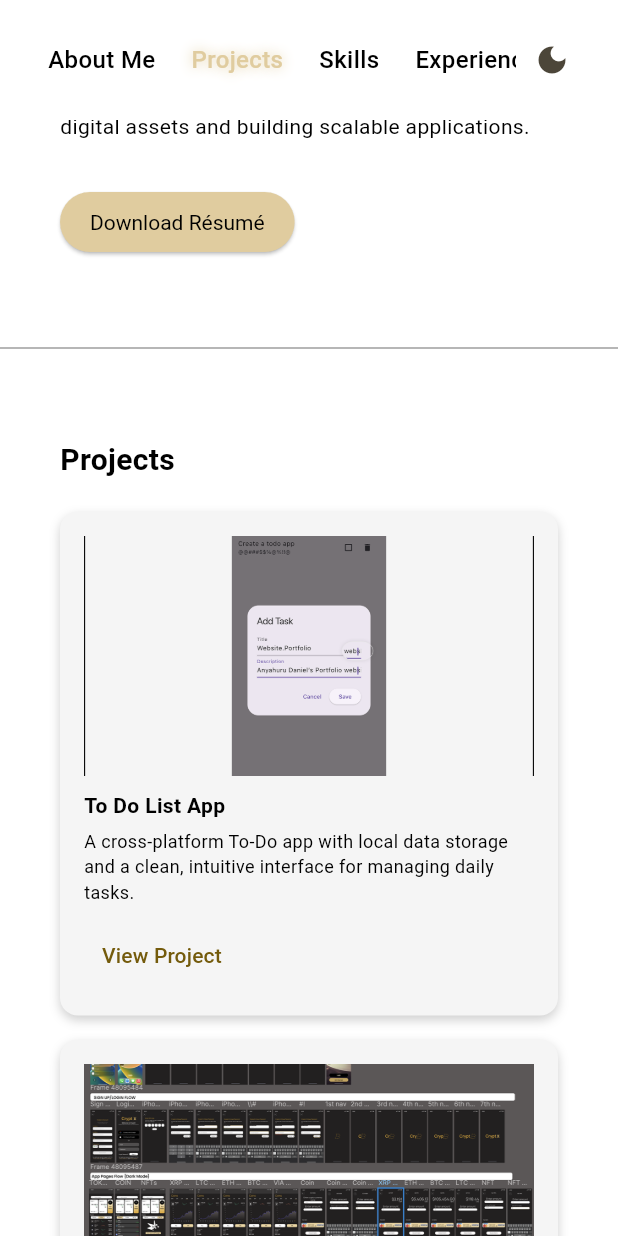
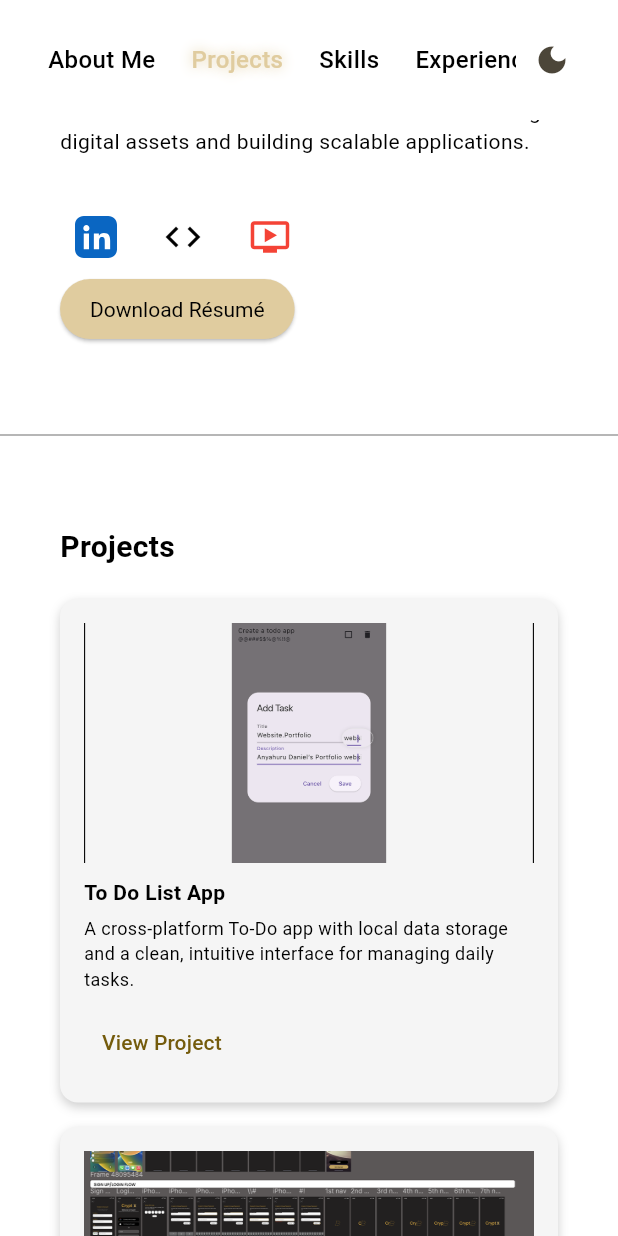
Before and after one commit to MrDaniel07/Portfolio, a Flutter app: the screen it shows after launch, scrolled down 576 dp, after a tap on "Download Résumé", on a phone screen of 412 x 824 dp. Run offline on Flutter 3.47's test engine with Material 3 defaults, Android fonts, the light colour scheme and no system bars; our stand-ins replace audioplayers, flutter_svg, font_awesome_flutter; missing offline and left inert: dart:html.

Commit message:
Added social media links

```diff
--- a/lib/main.dart
+++ b/lib/main.dart
@@ -4,6 +4,8 @@ import 'dart:math';
 import 'package:flutter/material.dart';
 import 'package:url_launcher/url_launcher.dart';
 import 'package:audioplayers/audioplayers.dart';
+import 'package:font_awesome_flutter/font_awesome_flutter.dart';
+import 'package:flutter_svg/flutter_svg.dart';
 
 void main() => runApp(const PortfoliApp());
 
@@ -316,6 +318,34 @@ class HeroSection extends StatelessWidget {
       ],
     );
 
+    // Social media row widget
+    Widget socialRow = Row(
+      mainAxisAlignment:
+          isMobile ? MainAxisAlignment.start : MainAxisAlignment.start,
+      children: [
+        SocialMediaIconBox(
+          icon: SvgPicture.string(
+            '''<svg width="24" height="24" viewBox="0 0 24 24"><path fill="#0A66C2" d="M19 0h-14c-2.76 0-5 2.24-5 5v14c0 2.76 2.24 5 5 5h14c2.76 0 5-2.24 5-5v-14c0-2.76-2.24-5-5-5zm-11 19h-3v-9h3v9zm-1.5-10.29c-.97 0-1.75-.79-1.75-1.76s.78-1.76 1.75-1.76 1.75.79 1.75 1.76-.78 1.76-1.75 1.76zm13.5 10.29h-3v-4.5c0-1.08-.02-2.47-1.5-2.47-1.5 0-1.73 1.17-1.73 2.39v4.58h-3v-9h2.89v1.23h.04c.4-.75 1.37-1.54 2.82-1.54 3.01 0 3.57 1.98 3.57 4.56v4.75z"/></svg>''',
+            width: 28,
+            height: 28,
+          ),
+          url: 'https://www.linkedin.com/in/anyahuru-oluebube-26004b26a/',
+        ),
+        const SizedBox(width: 10),
+        SocialMediaIconBox(
+          icon: const Icon(Icons.code,
+              color: Colors.black), // GitHub icon alternative
+          url: 'https://github.com/MrDaniel07',
+        ),
+        const SizedBox(width: 10),
+        SocialMediaIconBox(
+          icon: const Icon(Icons.ondemand_video,
+              color: Colors.red), // YouTube icon alternative
+          url: 'https://www.youtube.com/@danieloluebube',
+        ),
+      ],
+    );
+
     return Padding(
       padding: EdgeInsets.all(isMobile ? 20.0 : 40.0),
       child: isMobile
@@ -323,6 +353,7 @@ class HeroSection extends StatelessWidget {
               crossAxisAlignment: CrossAxisAlignment.start,
               children: [
                 nameRow,
+                const SizedBox(height: 10),
                 const SizedBox(height: 10),
                 // Move the image here, right after the intro
                 Center(
@@ -347,6 +378,7 @@ class HeroSection extends StatelessWidget {
                   style: TextStyle(fontSize: 14),
                 ),
                 const SizedBox(height: 30),
+                socialRow, // <-- Add here
 
                 ElevatedButton(
                   onPressed: () {
@@ -373,6 +405,7 @@ class HeroSection extends StatelessWidget {
                     children: [
                       nameRow,
                       const SizedBox(height: 10),
+                      const SizedBox(height: 10),
                       const Text(
                         "A Software Engineer and Cloud Security Engineer",
                         style: TextStyle(
@@ -383,7 +416,9 @@ class HeroSection extends StatelessWidget {
                         "A Software Engineer and a Cloud Security Engineer with experience in developing applications, cloud security, and cybersecurity compliance. \nProficient in software development, AWS cloud security, risk assessment, and security analysis. Hands-on experience in endpoint protection, incident response, and network security. Skilled in data analysis, program management, and UI/UX engineering.Strong background in cross-platform app development, along with SQL database design and data visualization. Passionate about securing digital assets and building scalable applications.",
                         style: TextStyle(fontSize: 17),
                       ),
-                      const SizedBox(height: 100),
+                      const SizedBox(height: 30),
+                      socialRow, // <-- Add here
+                      const SizedBox(height: 70),
                       ElevatedButton(
                         onPressed: () {
                           final url = Uri.parse(
@@ -943,6 +978,24 @@ class ContactSection extends StatelessWidget {
   }
 }
 
+class SocialMediaIconBox extends StatelessWidget {
+  final Widget icon;
+  final String url;
+  const SocialMediaIconBox({super.key, required this.icon, required this.url});
+
+  @override
+  Widget build(BuildContext context) {
+    return IconButton(
+      icon: icon,
+      iconSize: 28,
+      tooltip: url,
+      onPressed: () {
+        launchUrl(Uri.parse(url), mode: LaunchMode.externalApplication);
+      },
+    );
+  }
+}
+
 class CoffeeEmojiEffect extends StatefulWidget {
   final double width;
   final double height;
```
